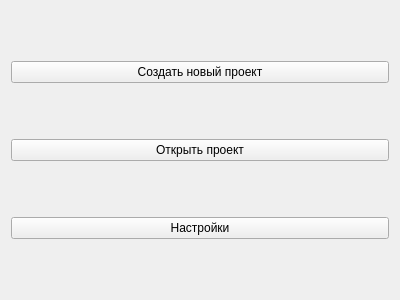
Old version of the form resources/ui/StartForm.ui in the repository StellarCampfire/GeoPhoto.
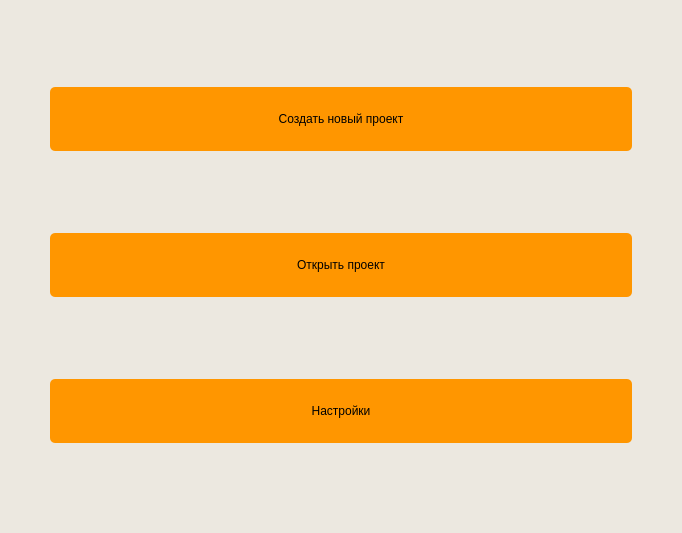
New version of the form.

Diff of the .ui file:
```diff
--- a/resources/ui/StartForm.ui
+++ b/resources/ui/StartForm.ui
@@ -6,16 +6,41 @@
    <rect>
     <x>0</x>
     <y>0</y>
-    <width>400</width>
-    <height>300</height>
+    <width>682</width>
+    <height>533</height>
    </rect>
   </property>
   <property name="windowTitle">
    <string>Form</string>
   </property>
+  <property name="styleSheet">
+   <string notr="true">QWidget {
+    background-color: rgb(236, 232, 224);
+}
+
+QPushButton {
+    background-color: rgb(255, 150, 0);
+
+    color: bllack;
+    border-radius: 5px;
+	padding: 25;
+	font: 57 18pt &quot;Sono Medium&quot;;
+}
+
+</string>
+  </property>
   <layout class="QVBoxLayout" name="verticalLayout">
+   <property name="leftMargin">
+    <number>50</number>
+   </property>
+   <property name="rightMargin">
+    <number>50</number>
+   </property>
    <item>
     <widget class="QPushButton" name="new_project_button">
+     <property name="styleSheet">
+      <string notr="true"/>
+     </property>
      <property name="text">
       <string>Создать новый проект</string>
      </property>
```
